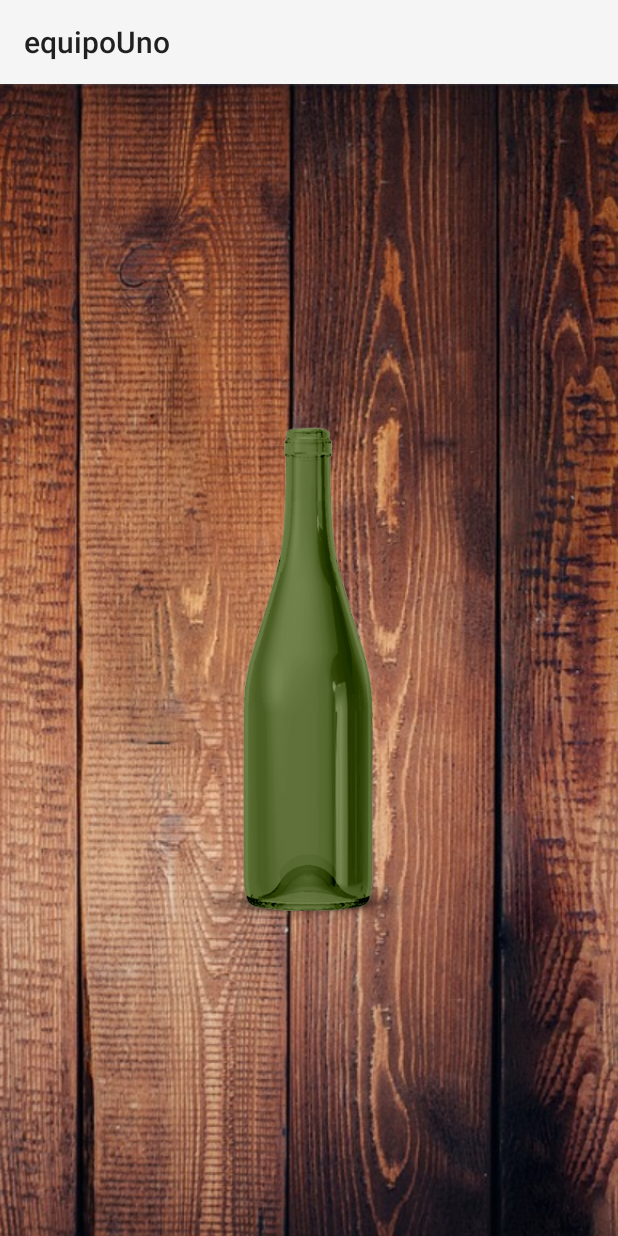
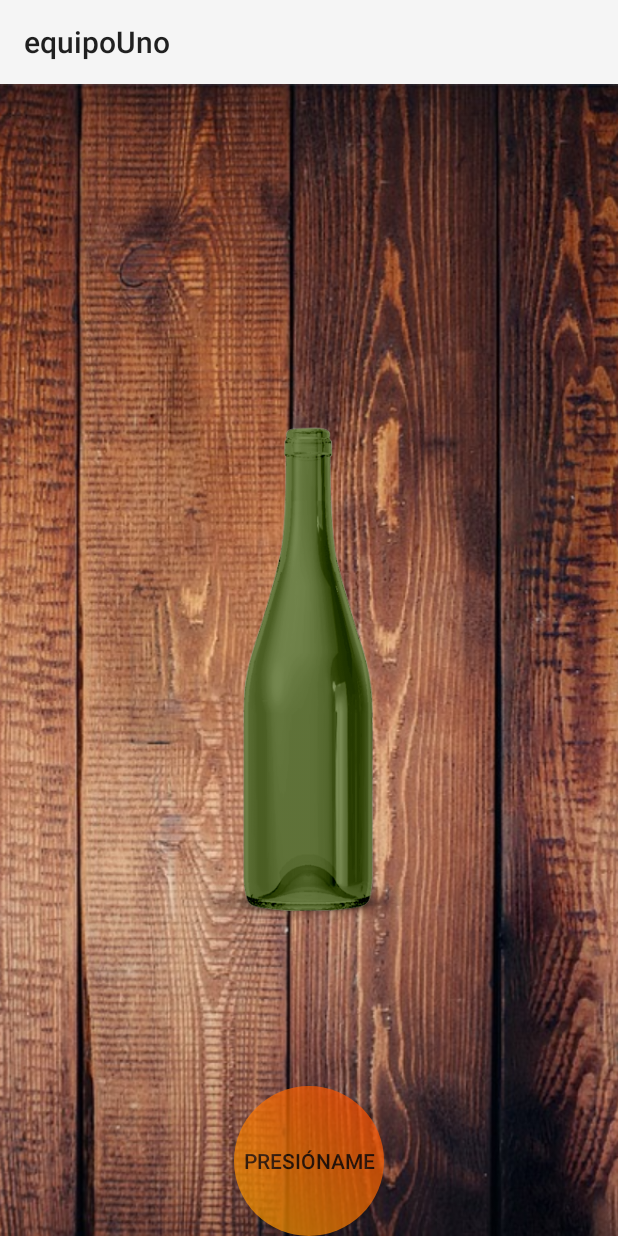
Before and after one commit to LauSofZamora/equipoUno, an Android app built with Jetpack Compose: the screen it shows after launch (HomeActivity), on a phone screen of 412 x 824 dp. Run offline under Robolectric (Android 15) with nearby library versions, the phone set to English and light mode, and no system bars.

Commit message:
Ajustes de la velocidad en que giraba la botella y aparición del botón parpadeante

```diff
--- a/app/src/main/java/com/example/equipouno/view/home/HomeActivity.kt
+++ b/app/src/main/java/com/example/equipouno/view/home/HomeActivity.kt
@@ -47,33 +47,47 @@ class HomeActivity : AppCompatActivity() {
     }
 
     private fun startBlinkingButton() {
-        blinkHandler = Handler(Looper.getMainLooper())
-        blinkRunnable = object : Runnable {
-            override fun run() {
-                blinkingButton.visibility = if (blinkingButton.visibility == View.VISIBLE) View.INVISIBLE else View.VISIBLE
-                blinkHandler.postDelayed(this, 500) // Cambia cada 500ms
+        val fadeOut = ObjectAnimator.ofFloat(blinkingButton, "alpha", 1f, 0.5f).apply {
+            duration = 700 // Duración de cada fase de la animación (medio segundo)
+        }
+
+        val fadeIn = ObjectAnimator.ofFloat(blinkingButton, "alpha", 0.5f, 1f).apply {
+            duration = 700 // Igual duración para que la transición sea suave
+        }
+
+        // Ejecutar las animaciones en bucle
+        fadeOut.addListener(object : AnimatorListenerAdapter() {
+            override fun onAnimationEnd(animation: Animator) {
+                if (blinkingButton.visibility == View.VISIBLE) {
+                    fadeIn.start() // Iniciar fadeIn solo si el botón está visible
+                }
             }
-        }
-        blinkHandler.post(blinkRunnable) // Iniciar el parpadeo
-    }
+        })
 
-    private fun stopBlinkingButton() {
-        blinkHandler.removeCallbacks(blinkRunnable) // Detener el parpadeo
-        blinkingButton.visibility = View.GONE // Ocultar el botón
+        fadeIn.addListener(object : AnimatorListenerAdapter() {
+            override fun onAnimationEnd(animation: Animator) {
+                if (blinkingButton.visibility == View.VISIBLE) {
+                    fadeOut.start() // Iniciar fadeOut solo si el botón está visible
+                }
+            }
+        })
+
+        fadeOut.start() // Iniciar el ciclo con fadeOut
     }
 
     private fun startSpinning() {
         isSpinning = true
-        stopBlinkingButton() // Detener el parpadeo
-        val spinDuration = Random.nextInt(3000, 5000).toLong() // Duración aleatoria entre 3 y 5 segundos
-        val spinAmount = Random.nextFloat() * 720 // Cantidad de giro aleatoria entre 0 y 720 grados
+        blinkingButton.clearAnimation() // Detener cualquier animación en curso
+        blinkingButton.visibility = View.GONE // Ocultar instantáneamente
 
-        // Girar la botella
+        val spinDuration = Random.nextInt(3000, 5000).toLong() // Duración aleatoria
+        val spinAmount = Random.nextFloat() * 2080 + 1200 // Giro entre 360 y 1080 grados
+
         ObjectAnimator.ofFloat(bottleImage, "rotation", spinDirection, spinDirection + spinAmount).apply {
             duration = spinDuration
             addListener(object : AnimatorListenerAdapter() {
                 override fun onAnimationEnd(animation: Animator) {
-                    spinDirection += spinAmount // Actualizar dirección de giro
+                    spinDirection = (spinDirection + spinAmount) % 360 // Actualizar dirección
                     showCountdown() // Mostrar cuenta regresiva
                 }
             })
@@ -81,27 +95,27 @@ class HomeActivity : AppCompatActivity() {
         }
     }
 
-
     private fun showCountdown() {
         val handler = Handler(Looper.getMainLooper())
-        var count = 4 // Iniciar cuenta regresiva en 3
+        var count = 4
+
         timerText.text = count.toString()
-        timerText.visibility = View.VISIBLE // Mostrar texto
+        timerText.visibility = View.VISIBLE
 
         val runnable = object : Runnable {
             override fun run() {
                 if (count > 0) {
                     count--
                     timerText.text = count.toString()
-                    handler.postDelayed(this, 1000) // Esperar 1 segundo antes de repetir
+                    handler.postDelayed(this, 1000)
                 } else {
                     timerText.visibility = View.GONE // Ocultar el texto
-                    isSpinning = false // Permitir que la botella vuelva a girar
                     blinkingButton.visibility = View.VISIBLE // Mostrar el botón de nuevo
-                    startBlinkingButton() // Reiniciar el parpadeo del botón
+                    startBlinkingButton() // Reiniciar el parpadeo
+                    isSpinning = false // Permitir otro giro
                 }
             }
         }
-        handler.post(runnable) // Iniciar la cuenta regresiva
+        handler.post(runnable)
     }
 }
--- a/app/src/main/res/layout/activity_home.xml
+++ b/app/src/main/res/layout/activity_home.xml
@@ -32,7 +32,7 @@
             android:layout_height="wrap_content"
             android:layout_centerInParent="true"
             android:text="3"
-            android:textColor="@android:color/white"
+            android:textColor="@android:color/holo_orange_dark"
             android:textSize="90sp"
             android:visibility="gone"/> <!-- Inicialmente oculto -->
 
@@ -54,8 +54,6 @@
             android:layout_centerHorizontal="true"
             android:background="@drawable/circle_gradient"/>
 
-
-
     </RelativeLayout>
 
 </LinearLayout>
```
